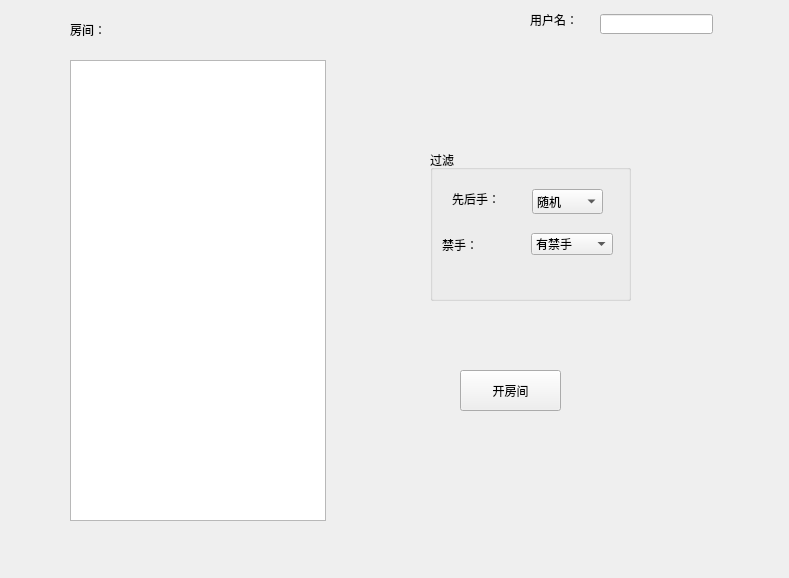
First picture: the form in netwindow.ui, repository lgb666666661/Gobang, before the edit.
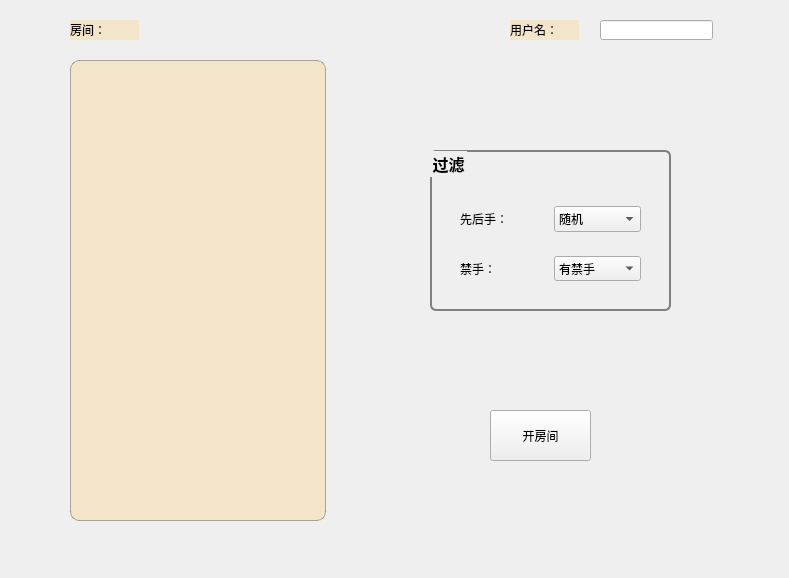
Second picture: the form after the edit.

What changed in the file:
```diff
--- a/netwindow.ui
+++ b/netwindow.ui
@@ -25,6 +25,9 @@
         <property name="windowTitle">
             <string>开房间</string>
         </property>
+  <property name="autoFillBackground">
+   <bool>false</bool>
+  </property>
         <widget class="QListWidget" name="addressListWidget">
             <property name="geometry">
                 <rect>
@@ -34,43 +37,64 @@
                     <height>461</height>
                 </rect>
             </property>
+   <property name="styleSheet">
+    <string notr="true">background-color:rgba(253, 203, 110, 0.3);
+                                                        font-size:20px;
+                                                        font-color:#00FF00;
+                                                        text-align: center;
+border:1px solid rgba(0,0,0,0.3);
+border-radius: 9px;</string>
+   </property>
         </widget>
         <widget class="QGroupBox" name="groupBox">
             <property name="geometry">
                 <rect>
                     <x>430</x>
                     <y>150</y>
-                    <width>201</width>
-                    <height>151</height>
-                </rect>
-            </property>
+     <width>241</width>
+     <height>161</height>
+    </rect>
+   </property>
+   <property name="font">
+    <font>
+     <family>楷体</family>
+     <pointsize>12</pointsize>
+     <bold>true</bold>
+    </font>
+   </property>
+   <property name="styleSheet">
+    <string notr="true">#groupBox {
+border: 2px solid gray;
+    border-radius: 6px;
+}</string>
+   </property>
             <property name="title">
                 <string>过滤</string>
             </property>
             <layout class="QVBoxLayout" name="verticalLayout">
                 <item>
                     <widget class="QWidget" name="widget_2" native="true">
+      <layout class="QVBoxLayout" name="verticalLayout_2" stretch="1,1">
+       <item>
+        <widget class="QWidget" name="widget_3" native="true">
+         <layout class="QHBoxLayout" name="horizontalLayout">
+          <item>
                         <widget class="QLabel" name="label_2">
-                            <property name="geometry">
-                                <rect>
-                                    <x>10</x>
-                                    <y>10</y>
-                                    <width>61</width>
-                                    <height>20</height>
-                                </rect>
+            <property name="styleSheet">
+             <string notr="true"/>
                             </property>
                             <property name="text">
                                 <string>先后手：</string>
                             </property>
                         </widget>
+          </item>
+          <item>
                         <widget class="QComboBox" name="colorCombolBox">
-                            <property name="geometry">
-                                <rect>
-                                    <x>90</x>
-                                    <y>10</y>
-                                    <width>71</width>
-                                    <height>25</height>
-                                </rect>
+            <property name="sizePolicy">
+             <sizepolicy hsizetype="Preferred" vsizetype="Preferred">
+              <horstretch>0</horstretch>
+              <verstretch>0</verstretch>
+             </sizepolicy>
                             </property>
                             <item>
                                 <property name="text">
@@ -88,18 +112,18 @@
                                 </property>
                             </item>
                         </widget>
+          </item>
+         </layout>
+        </widget>
+       </item>
+       <item>
                         <widget class="QWidget" name="widget" native="true">
-                            <property name="geometry">
-                                <rect>
-                                    <x>0</x>
-                                    <y>40</y>
-                                    <width>171</width>
-                                    <height>51</height>
-                                </rect>
-                            </property>
                             <layout class="QHBoxLayout" name="horizontalLayout_2">
                                 <item>
                                     <widget class="QLabel" name="label">
+            <property name="styleSheet">
+             <string notr="true"/>
+            </property>
                                         <property name="text">
                                             <string>禁手：</string>
                                         </property>
@@ -110,6 +134,12 @@
                                         <property name="enabled">
                                             <bool>true</bool>
                                         </property>
+            <property name="sizePolicy">
+             <sizepolicy hsizetype="Preferred" vsizetype="Preferred">
+              <horstretch>0</horstretch>
+              <verstretch>0</verstretch>
+             </sizepolicy>
+            </property>
                                         <item>
                                             <property name="text">
                                                 <string>有禁手</string>
@@ -124,6 +154,8 @@
                                 </item>
                             </layout>
                         </widget>
+       </item>
+      </layout>
                     </widget>
                 </item>
             </layout>
@@ -131,10 +163,10 @@
         <widget class="QPushButton" name="openHouseButton">
             <property name="geometry">
                 <rect>
-                    <x>460</x>
-                    <y>370</y>
+     <x>490</x>
+     <y>410</y>
                     <width>101</width>
-                    <height>41</height>
+     <height>51</height>
                 </rect>
             </property>
             <property name="text">
@@ -150,6 +182,9 @@
                     <height>20</height>
                 </rect>
             </property>
+   <property name="styleSheet">
+    <string notr="true">background-color: rgba(253, 203,110, 0.3);</string>
+   </property>
             <property name="text">
                 <string>房间：</string>
             </property>
@@ -158,7 +193,7 @@
             <property name="geometry">
                 <rect>
                     <x>600</x>
-                    <y>14</y>
+     <y>20</y>
                     <width>113</width>
                     <height>20</height>
                 </rect>
@@ -167,12 +202,15 @@
         <widget class="QLabel" name="label_4">
             <property name="geometry">
                 <rect>
-                    <x>530</x>
-                    <y>10</y>
+     <x>510</x>
+     <y>20</y>
                     <width>69</width>
                     <height>20</height>
                 </rect>
             </property>
+   <property name="styleSheet">
+    <string notr="true">background-color: rgba(253, 203,110, 0.3);</string>
+   </property>
             <property name="text">
                 <string>用户名：</string>
             </property>
```
Lines whose indentation alone changed are shown as unchanged.
